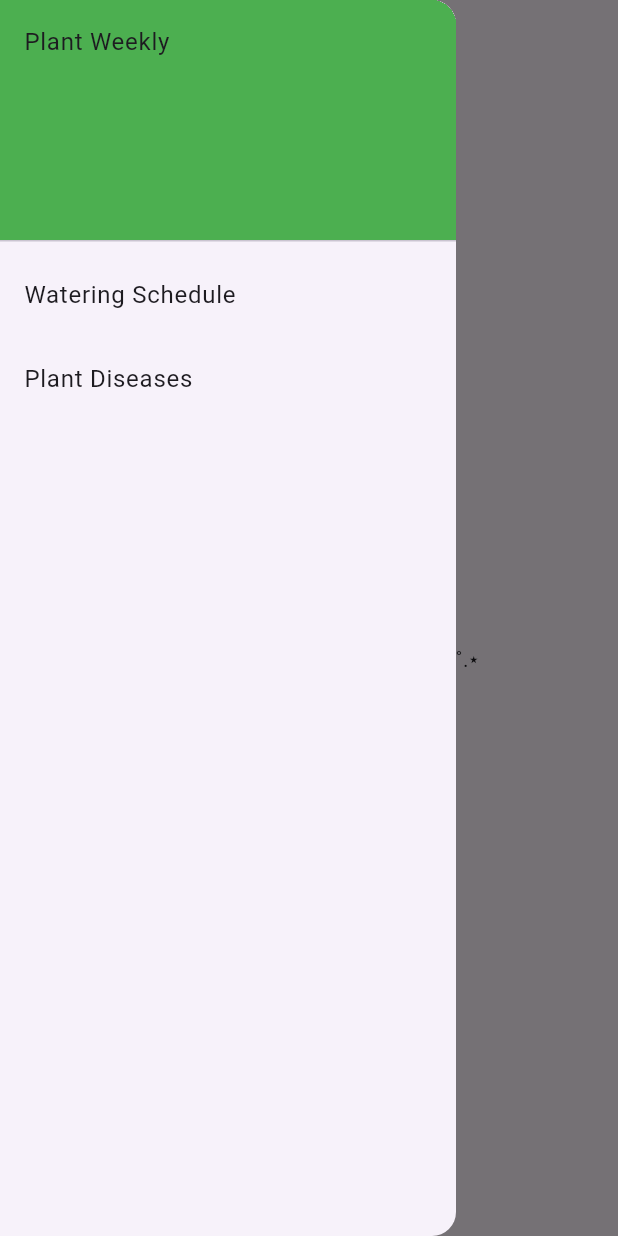
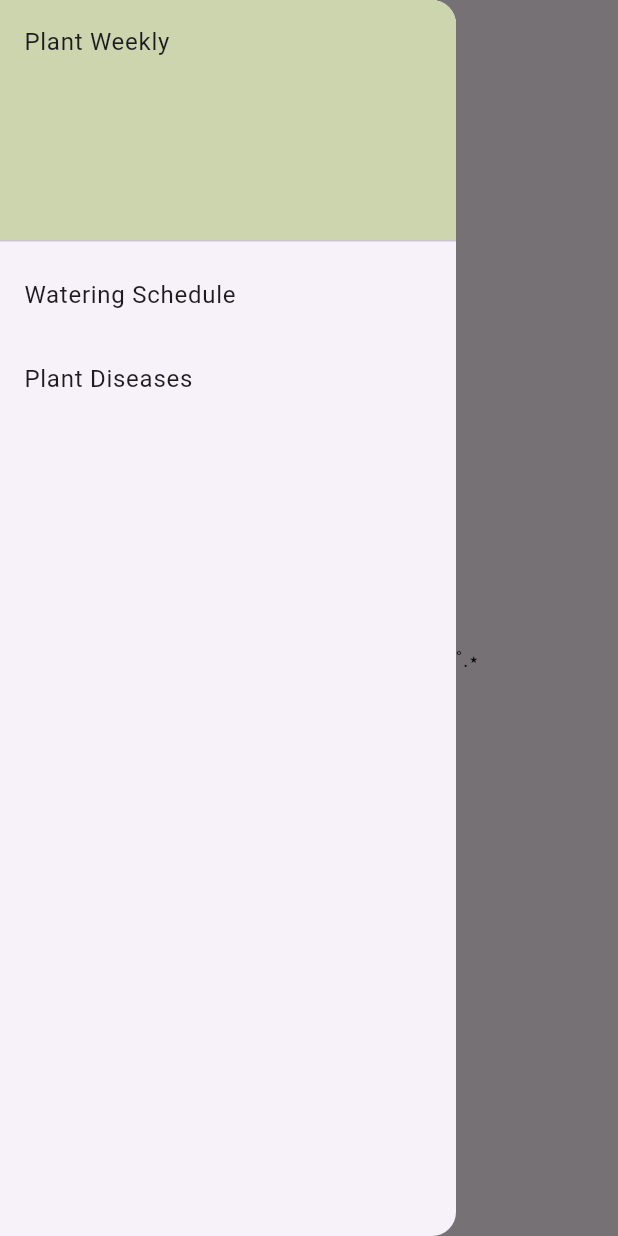
Before and after one commit to malclifton/PlantCareApp, a Flutter app: the screen it shows after launch, with the side drawer open, on a phone screen of 412 x 824 dp. Run offline on Flutter 3.47's test engine with Material 3 defaults, Android fonts, the phone set to English and light mode, and no system bars.

Commit message:
commit 2

```diff
--- a/lib/main.dart
+++ b/lib/main.dart
@@ -13,7 +13,7 @@
     return MaterialApp(
       title: 'Plant Weekly',
       theme: ThemeData(
-        primarySwatch: Colors.lightGreen,
+        primarySwatch: createMaterialColor(Color(0xffccd5ae)),
         visualDensity: VisualDensity.adaptivePlatformDensity,
       ),
       home: MyHomePage(),
@@ -36,6 +36,7 @@
       body: Center(
         child: Text('Welcome to Plant Weekly!⋆.⭒⋆🪴⋆˚.⋆')
       ),
+      //Need to add checklist bar
       drawer: Drawer(
         child: ListView(
           padding: EdgeInsets.zero,
@@ -43,7 +44,7 @@
             DrawerHeader(
               child: Text('Plant Weekly'),
               decoration:BoxDecoration(
-                color: Colors.green,
+                color: Color(0xffccd5ae),
               ),
             ),
     //Tiles that lead to the different pages
@@ -63,3 +64,26 @@
     );
   }
 }
+
+
+
+//used for custom colors
+MaterialColor createMaterialColor(Color color) {
+  final List<double> strengths = <double>[.05];
+  final Map<int, Color> swatch = <int, Color>{};
+  final int r = color.red, g = color.green, b = color.blue;
+
+  for (int i = 1; i < 10; i++) {
+    strengths.add(0.1 * i);
+  }
+  for (final double strength in strengths) {
+    final double ds = 0.5 - strength;
+    swatch[(strength * 1000).round()] = Color.fromRGBO(
+      r + ((ds < 0 ? r : (255 - r)) * ds).round(),
+      g + ((ds < 0 ? g : (255 - g)) * ds).round(),
+      b + ((ds < 0 ? b : (255 - b)) * ds).round(),
+      1,
+    );
+  }
+  return MaterialColor(color.value, swatch);
+}
```
